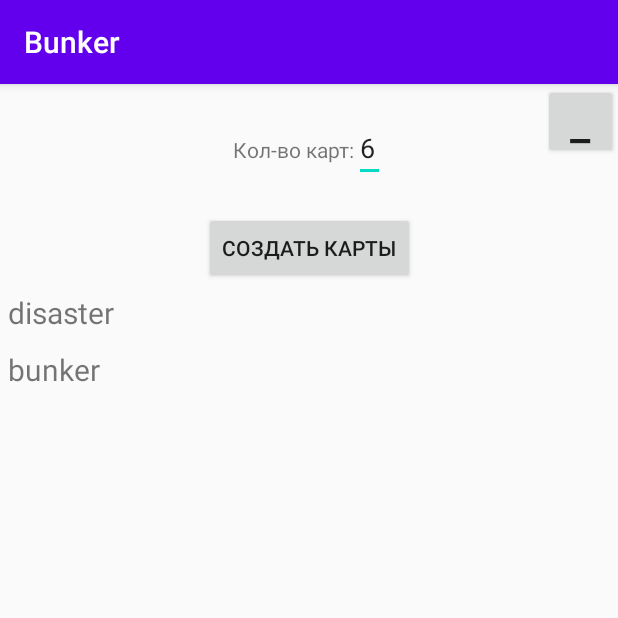
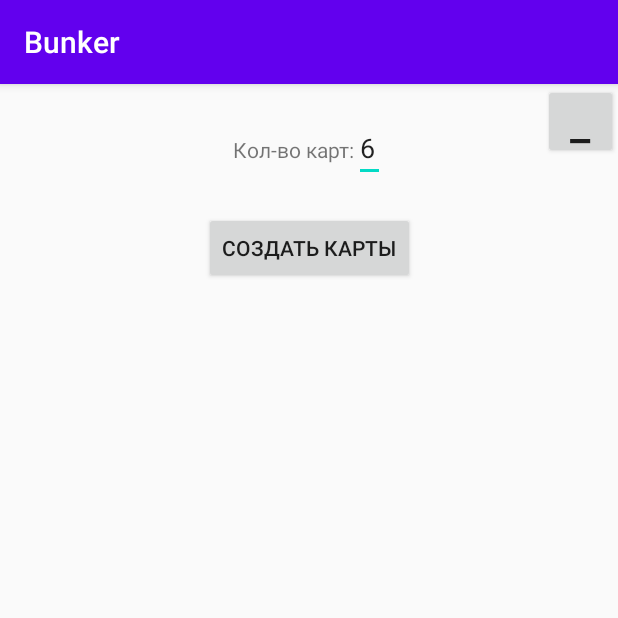
Before and after one commit to MeeLucky/Bunker, an Android app: the screen it shows after launch (MainActivity), on a phone screen of 412 x 824 dp, the top half of it. Run offline under Robolectric (Android 15) with nearby library versions, the phone set to English and light mode, and no system bars.

Commit message:
ид начинаются теперь с 1 а не с 0

```diff
--- a/app/src/main/java/com/example/bunker/Bunker.java
+++ b/app/src/main/java/com/example/bunker/Bunker.java
@@ -13,7 +13,7 @@ public class Bunker {
 
         for(int i = 0; i < cards.length; i++) {
             cards[i] = new Card(
-                    i,
+                    i+1,
                     rand.nextBoolean(),
                     18 + rand.nextInt(72),
                     data.getProfession(),
--- a/app/src/main/res/layout/activity_main.xml
+++ b/app/src/main/res/layout/activity_main.xml
@@ -66,7 +66,6 @@
             android:layout_width="match_parent"
             android:layout_height="wrap_content"
             android:textSize="20sp"
-            android:text="disaster"
             android:padding="5dp"
             android:paddingBottom="0dp"
             />
@@ -76,7 +75,6 @@
             android:layout_width="match_parent"
             android:layout_height="wrap_content"
             android:textSize="20sp"
-            android:text="bunker"
             android:padding="5dp"
             />
     </LinearLayout>
```
